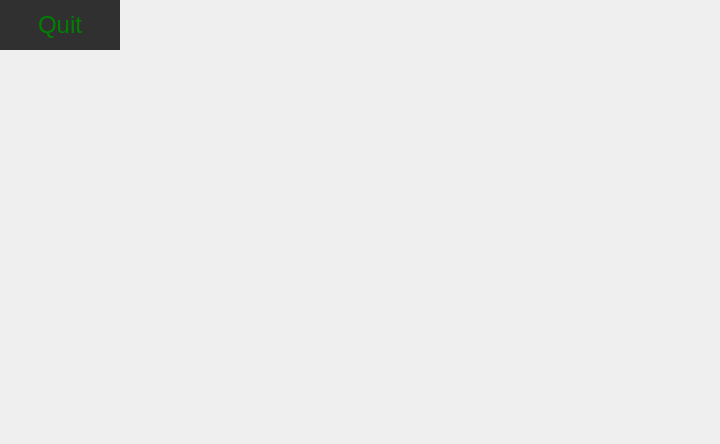
YuretsFoxie/Code, file C++/DataRecorder/DataRecorder/mainwindow.ui: the form before one commit.
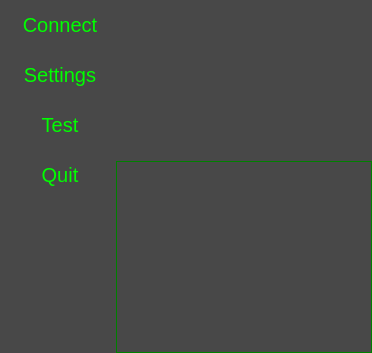
The form after the commit. Icons and pictures are not drawn. Custom widgets are drawn as their Qt base class.

```diff
--- a/C++/DataRecorder/DataRecorder/mainwindow.ui
+++ b/C++/DataRecorder/DataRecorder/mainwindow.ui
@@ -6,8 +6,8 @@
    <rect>
     <x>0</x>
     <y>0</y>
-    <width>720</width>
-    <height>444</height>
+    <width>372</width>
+    <height>353</height>
    </rect>
   </property>
   <property name="cursor">
@@ -20,7 +20,48 @@
    <iconset theme="accessories-calculator"/>
   </property>
   <property name="styleSheet">
-   <string notr="true"/>
+   <string notr="true">QMainWindow {
+	border-image: url(:/Resources/images/Stars-galaxy.png);
+}
+
+QFrame {
+	background-color: rgba(0, 0, 0, 0.7);
+	border: 0px solid green;
+}
+
+QTextBrowser {
+	background-color: rgba(0, 0, 0, 0.7);
+	border: 1px solid green;
+}
+
+QPushButton {
+	color: rgba(0, 255, 0, 1.0);
+	background-color: rgba(0, 0, 0, 0.0);
+	font-size: 20px;
+	border: 0px solid green;
+}
+
+QPushButton:hover {
+	color: black;
+	background-color: rgba(0, 255, 0, 0.5);
+	font-size: 20px;
+	border: 0px solid green;
+}
+
+QPushButton:pressed {
+	color: black;
+	background-color: rgba(0, 255, 0, 0.7);
+	font-size: 20px;
+	border: 0px solid green;
+}
+
+QPushButton:disabled {
+	color: rgba(100, 100, 100, 1.0);
+	background-color: rgba(0, 0, 0, 0.0);
+	font-size: 20px;
+	border: 0px solid green;
+}
+</string>
   </property>
   <property name="dockNestingEnabled">
    <bool>false</bool>
@@ -34,32 +75,214 @@
 border-image: url(:/Resources/images/Andromeda-galaxy.png);
 }</string>
    </property>
-   <widget class="QPushButton" name="pushButton">
-    <property name="geometry">
-     <rect>
-      <x>0</x>
-      <y>0</y>
-      <width>120</width>
-      <height>50</height>
-     </rect>
+   <layout class="QHBoxLayout" name="horizontalLayout">
+    <property name="spacing">
+     <number>0</number>
     </property>
-    <property name="styleSheet">
-     <string notr="true">QPushButton{
-	font-size: 24px;
-	color: green;
-	background-color: rgba(0, 0, 0, 0.8);
-	border-radius: 0px;
-	border: 0px solid;
-	border-color: green;
-}
-</string>
+    <property name="leftMargin">
+     <number>0</number>
     </property>
-    <property name="text">
-     <string>Quit</string>
+    <property name="topMargin">
+     <number>0</number>
     </property>
-   </widget>
+    <property name="rightMargin">
+     <number>0</number>
+    </property>
+    <property name="bottomMargin">
+     <number>0</number>
+    </property>
+    <item>
+     <widget class="QFrame" name="controlPanel">
+      <property name="sizePolicy">
+       <sizepolicy hsizetype="Fixed" vsizetype="Preferred">
+        <horstretch>0</horstretch>
+        <verstretch>0</verstretch>
+       </sizepolicy>
+      </property>
+      <property name="maximumSize">
+       <size>
+        <width>120</width>
+        <height>16777215</height>
+       </size>
+      </property>
+      <property name="frameShape">
+       <enum>QFrame::StyledPanel</enum>
+      </property>
+      <property name="frameShadow">
+       <enum>QFrame::Raised</enum>
+      </property>
+      <widget class="QPushButton" name="connectButton">
+       <property name="geometry">
+        <rect>
+         <x>0</x>
+         <y>0</y>
+         <width>120</width>
+         <height>50</height>
+        </rect>
+       </property>
+       <property name="sizePolicy">
+        <sizepolicy hsizetype="Fixed" vsizetype="Fixed">
+         <horstretch>0</horstretch>
+         <verstretch>0</verstretch>
+        </sizepolicy>
+       </property>
+       <property name="maximumSize">
+        <size>
+         <width>120</width>
+         <height>50</height>
+        </size>
+       </property>
+       <property name="text">
+        <string>Connect</string>
+       </property>
+      </widget>
+      <widget class="QPushButton" name="settingsButton">
+       <property name="geometry">
+        <rect>
+         <x>0</x>
+         <y>50</y>
+         <width>120</width>
+         <height>50</height>
+        </rect>
+       </property>
+       <property name="sizePolicy">
+        <sizepolicy hsizetype="Fixed" vsizetype="Fixed">
+         <horstretch>0</horstretch>
+         <verstretch>0</verstretch>
+        </sizepolicy>
+       </property>
+       <property name="maximumSize">
+        <size>
+         <width>120</width>
+         <height>50</height>
+        </size>
+       </property>
+       <property name="text">
+        <string>Settings</string>
+       </property>
+      </widget>
+      <widget class="QPushButton" name="testButton">
+       <property name="geometry">
+        <rect>
+         <x>0</x>
+         <y>100</y>
+         <width>120</width>
+         <height>50</height>
+        </rect>
+       </property>
+       <property name="sizePolicy">
+        <sizepolicy hsizetype="Fixed" vsizetype="Fixed">
+         <horstretch>0</horstretch>
+         <verstretch>0</verstretch>
+        </sizepolicy>
+       </property>
+       <property name="maximumSize">
+        <size>
+         <width>120</width>
+         <height>50</height>
+        </size>
+       </property>
+       <property name="text">
+        <string>Test</string>
+       </property>
+      </widget>
+      <widget class="QPushButton" name="quitButton">
+       <property name="geometry">
+        <rect>
+         <x>0</x>
+         <y>150</y>
+         <width>120</width>
+         <height>50</height>
+        </rect>
+       </property>
+       <property name="sizePolicy">
+        <sizepolicy hsizetype="Fixed" vsizetype="Fixed">
+         <horstretch>0</horstretch>
+         <verstretch>0</verstretch>
+        </sizepolicy>
+       </property>
+       <property name="maximumSize">
+        <size>
+         <width>120</width>
+         <height>50</height>
+        </size>
+       </property>
+       <property name="text">
+        <string>Quit</string>
+       </property>
+      </widget>
+     </widget>
+    </item>
+    <item>
+     <layout class="QVBoxLayout" name="verticalLayout">
+      <property name="spacing">
+       <number>0</number>
+      </property>
+      <item>
+       <widget class="QFrame" name="graphs">
+        <property name="sizePolicy">
+         <sizepolicy hsizetype="Preferred" vsizetype="Preferred">
+          <horstretch>0</horstretch>
+          <verstretch>0</verstretch>
+         </sizepolicy>
+        </property>
+        <property name="frameShape">
+         <enum>QFrame::StyledPanel</enum>
+        </property>
+        <property name="frameShadow">
+         <enum>QFrame::Raised</enum>
+        </property>
+        <layout class="QHBoxLayout" name="horizontalLayout_2">
+         <property name="spacing">
+          <number>0</number>
+         </property>
+         <property name="leftMargin">
+          <number>0</number>
+         </property>
+         <property name="topMargin">
+          <number>0</number>
+         </property>
+         <property name="rightMargin">
+          <number>0</number>
+         </property>
+         <property name="bottomMargin">
+          <number>0</number>
+         </property>
+         <item>
+          <widget class="QCustomPlot" name="widget" native="true"/>
+         </item>
+        </layout>
+       </widget>
+      </item>
+      <item>
+       <widget class="QTextBrowser" name="textBrowser">
+        <property name="sizePolicy">
+         <sizepolicy hsizetype="Preferred" vsizetype="Fixed">
+          <horstretch>0</horstretch>
+          <verstretch>0</verstretch>
+         </sizepolicy>
+        </property>
+        <property name="maximumSize">
+         <size>
+          <width>16777215</width>
+          <height>200</height>
+         </size>
+        </property>
+       </widget>
+      </item>
+     </layout>
+    </item>
+   </layout>
   </widget>
  </widget>
+ <customwidgets>
+  <customwidget>
+   <class>QCustomPlot</class>
+   <extends>QWidget</extends>
+   <header location="global">qcustomplot.h</header>
+   <container>1</container>
+  </customwidget>
+ </customwidgets>
  <resources/>
  <connections/>
 </ui>
```
Left out of the diff: 4 changed lines with no effect on the pictures.
